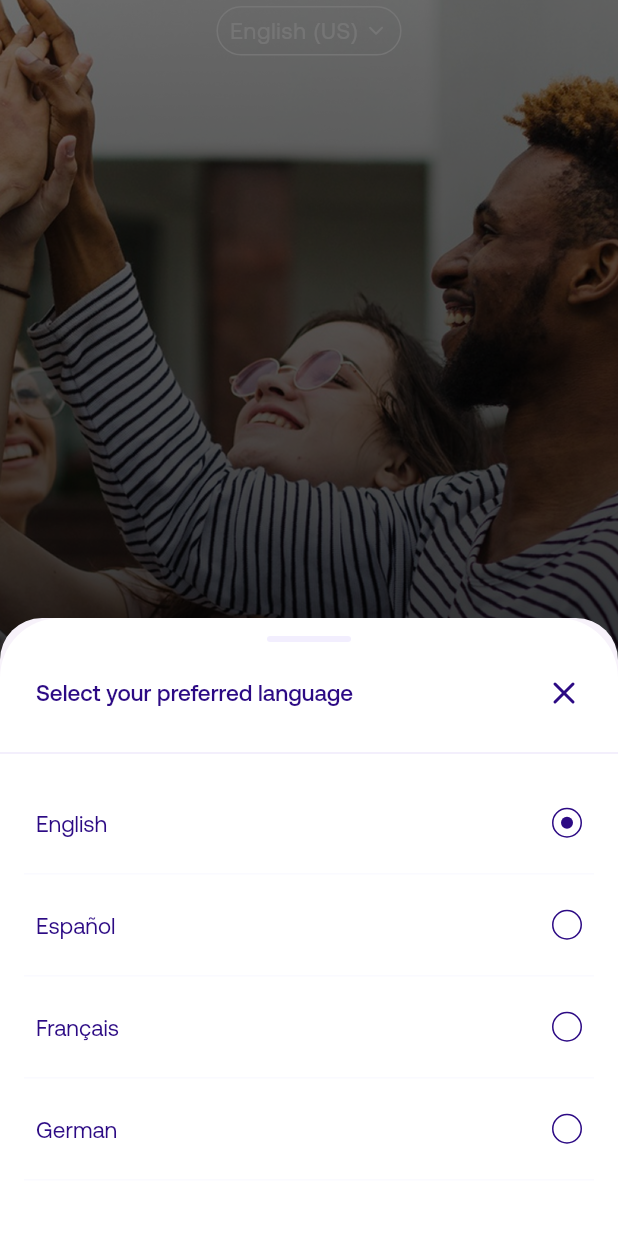
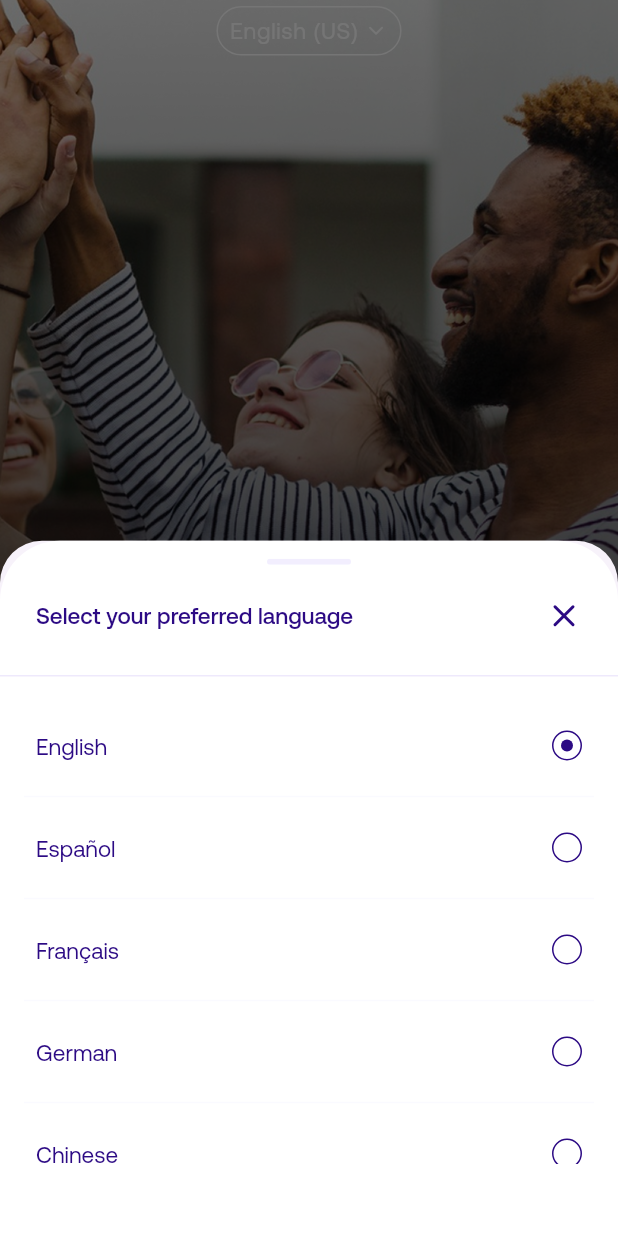
Before and after one commit to jabguru/Connection-App, a Flutter app: the screen it shows after launch, after a tap on "English (US)", on a phone screen of 412 x 824 dp. Run offline on Flutter 3.47's test engine with Material 3 defaults, Android fonts, the light colour scheme and no system bars; our stand-ins replace flutter_svg, vector_graphics.

Commit message:
corrected spaces

```diff
--- a/lib/widgets/language.dart
+++ b/lib/widgets/language.dart
@@ -64,8 +64,7 @@
 
   @override
   Widget build(BuildContext context) {
-    return SafeArea(
-      child: Container(
+    return Container(
       decoration: BoxDecoration(
         borderRadius: BorderRadius.only(
           topLeft: Radius.circular(40.0),
@@ -73,7 +72,7 @@
         ),
         color: AppColors.white,
       ),
-        height: MediaQuery.sizeOf(context).height * 0.5,
+      height: MediaQuery.sizeOf(context).height * 0.6,
       child: Column(
         children: [
           VerticalSpacing(12.0),
@@ -120,9 +119,8 @@
                   Divider(color: AppColors.background, thickness: 1.0),
             ),
           ),
-            VerticalSpacing(18.0),
+          VerticalSpacing(48.0),
         ],
-        ),
       ),
     );
   }
```
Lines whose indentation alone changed are shown as unchanged.
